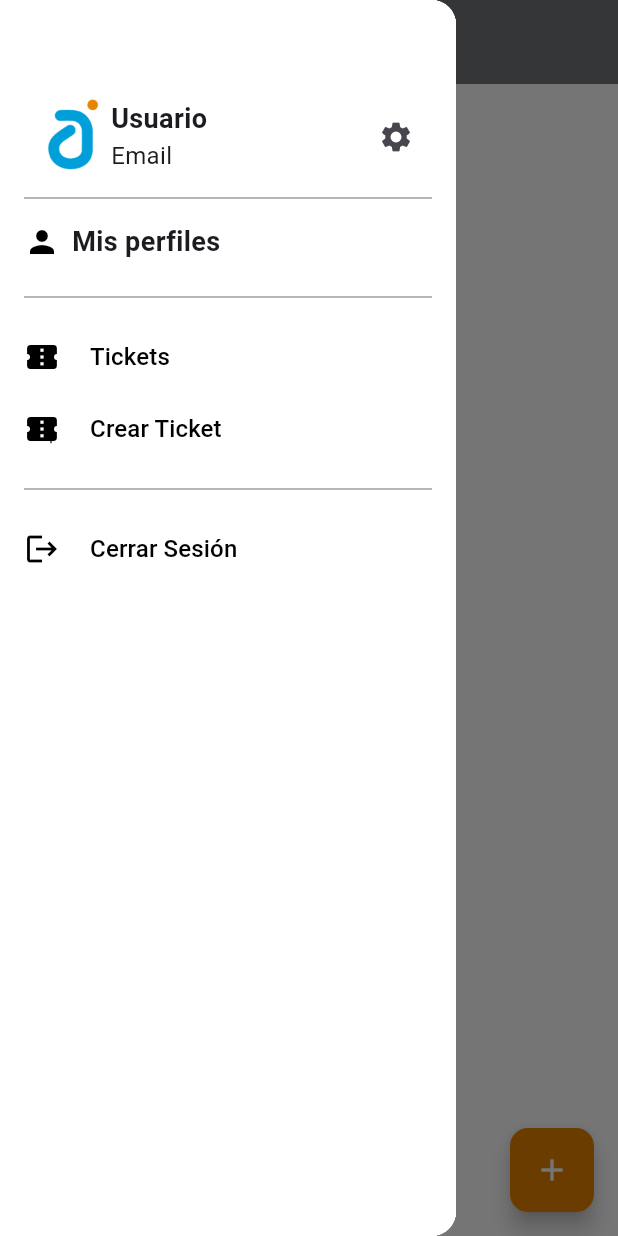
After one commit to rtascon/amagi_app, a Flutter app: the TicketsScreen screen opened directly, after a tap on the "menu" icon, on a phone screen of 412 x 824 dp. The commit adds this screen. Run offline on Flutter 3.47's test engine with Material 3 defaults, Android fonts, the phone set to English and light mode, and no system bars; our stand-ins replace flutter_secure_storage; accounts and stored records are empty; network calls fail.

Commit message:
Se modifico la vista de tickets

```diff
--- /dev/null
+++ b/frontend/amagi_app/lib/controllers/tickets_controller.dart
@@ -0,0 +1,11 @@
+import 'package:flutter/material.dart';
+import '../views/tickets_screen.dart';
+
+class TicketsController {
+  void navigateToTicketsScreen(BuildContext context) {
+    Navigator.push(
+      context,
+      MaterialPageRoute(builder: (context) => TicketsScreen()),
+    );
+  }
+}
--- a/frontend/amagi_app/lib/views/main_menu_screen.dart
+++ b/frontend/amagi_app/lib/views/main_menu_screen.dart
@@ -1,5 +1,6 @@
 import 'package:flutter/material.dart';
 import '../controllers/main_menu_controller.dart';
+import '../controllers/tickets_controller.dart';
 
 class MainMenuScreen extends StatefulWidget {
   @override
@@ -8,6 +9,7 @@ class MainMenuScreen extends StatefulWidget {
 
 class _MainMenuScreenState extends State<MainMenuScreen> {
   final MainMenuController _mainMenuController = MainMenuController();
+  final TicketsController _ticketsController = TicketsController();
   Future<Map<String, String>>? _userNameFuture;
   Future<List<String>>? _perfilesFuture;
   final GlobalKey<ScaffoldState> _scaffoldKey = GlobalKey<ScaffoldState>();
@@ -167,7 +169,7 @@ class _MainMenuScreenState extends State<MainMenuScreen> {
                           SizedBox(width: 8), // Space between icon and text
                           TextButton(
                             onPressed: () {
-                              // Handle button press
+                              _ticketsController.navigateToTicketsScreen(context);
                             },
                             child: Text(
                               'Tickets',
@@ -181,7 +183,16 @@ class _MainMenuScreenState extends State<MainMenuScreen> {
                       ),
                       Row(
                         children: [
-                          Icon(Icons.add_circle, color: Colors.black), // Ticket icon with plus
+                          Stack(
+                            children: [
+                              Icon(Icons.confirmation_number, color: Colors.black, size: 24), // Ticket icon
+                              Positioned(
+                                right: 0,
+                                bottom: 0,
+                                child: Icon(Icons.add, color: Colors.black, size: 12), // Plus icon
+                              ),
+                            ],
+                          ),
                           SizedBox(width: 8), // Space between icon and text
                           TextButton(
                             onPressed: () {
@@ -241,7 +252,7 @@ class _MainMenuScreenState extends State<MainMenuScreen> {
                     height: 112, // Double the default size (56 * 2)
                     child: FloatingActionButton(
                       onPressed: () {
-                        // Handle button press
+                        _ticketsController.navigateToTicketsScreen(context);
                       },
                       backgroundColor: Colors.white,
                       child: Icon(Icons.confirmation_number, color: Colors.black, size: 48), // Ticket icon
--- /dev/null
+++ b/frontend/amagi_app/lib/views/tickets_screen.dart
@@ -0,0 +1,202 @@
+import 'package:flutter/material.dart';
+
+class TicketsScreen extends StatelessWidget {
+  final GlobalKey<ScaffoldState> _scaffoldKey = GlobalKey<ScaffoldState>();
+
+  @override
+  Widget build(BuildContext context) {
+    return Scaffold(
+      key: _scaffoldKey,
+      appBar: AppBar(
+        leading: IconButton(
+          icon: Icon(Icons.menu, color: Colors.white), // Set the icon color to white
+          onPressed: () {
+            _scaffoldKey.currentState?.openDrawer();
+          },
+        ),
+        title: Text(
+          'Servicio GIA',
+          style: TextStyle(
+            color: Colors.white,
+            fontWeight: FontWeight.bold,
+          ),
+        ),
+        backgroundColor: Color(0xFF747678), // Set the background color
+        elevation: 0,
+        centerTitle: true, // Ensure the title is centered
+      ),
+      drawer: Drawer(
+        child: Container(
+          width: MediaQuery.of(context).size.width * 0.75, // 75% of screen width
+          color: Colors.white,
+          child: Column(
+            children: <Widget>[
+              SizedBox(height: 50), // Reduce the space above the image and icon
+              Container(
+                padding: EdgeInsets.all(16.0),
+                child: Column(
+                  children: [
+                    Row(
+                      children: [
+                        Image.asset(
+                          'assets/A logo azul_sin_Digital (1).png', // Replace with your image path
+                          width: 50,
+                          height: 50,
+                        ),
+                        SizedBox(width: 8), // Add some space between the image and the text
+                        Column(
+                          crossAxisAlignment: CrossAxisAlignment.start,
+                          children: [
+                            Text(
+                              'Usuario', // Replace with actual user name
+                              style: TextStyle(
+                                fontWeight: FontWeight.bold,
+                                fontSize: 18, // Make the font size larger
+                              ),
+                            ),
+                            Text(
+                              'Email', // Replace with actual user email
+                              style: TextStyle(
+                                fontSize: 16, // Slightly smaller font size
+                              ),
+                            ),
+                          ],
+                        ),
+                        Spacer(),
+                        IconButton(
+                          icon: Icon(Icons.settings),
+                          onPressed: () {
+                            // Handle settings button tap
+                          },
+                        ),
+                      ],
+                    ),
+                    Padding(
+                      padding: const EdgeInsets.symmetric(vertical: 8.0),
+                      child: Divider(
+                        thickness: 1,
+                        color: Colors.grey,
+                      ),
+                    ),
+                    Row(
+                      children: [
+                        Icon(Icons.person, color: Colors.black), // Profile icon
+                        SizedBox(width: 8), // Space between icon and text
+                        Text(
+                          'Mis perfiles',
+                          style: TextStyle(
+                            fontWeight: FontWeight.bold,
+                            fontSize: 18,
+                          ),
+                        ),
+                      ],
+                    ),
+                    SizedBox(height: 8), // Add space between the title and the profiles
+                    // Add profiles list here
+                    Padding(
+                      padding: const EdgeInsets.symmetric(vertical: 8.0),
+                      child: Divider(
+                        thickness: 1,
+                        color: Colors.grey,
+                      ),
+                    ),
+                    Row(
+                      children: [
+                        Icon(Icons.confirmation_number, color: Colors.black), // Ticket icon
+                        SizedBox(width: 8), // Space between icon and text
+                        TextButton(
+                          onPressed: () {
+                            Navigator.push(
+                              context,
+                              MaterialPageRoute(builder: (context) => TicketsScreen()),
+                            );
+                          },
+                          child: Text(
+                            'Tickets',
+                            style: TextStyle(
+                              color: Colors.black,
+                              fontSize: 16,
+                            ),
+                          ),
+                        ),
+                      ],
+                    ),
+                    Row(
+                      children: [
+                        Stack(
+                          children: [
+                            Icon(Icons.confirmation_number, color: Colors.black, size: 24), // Ticket icon
+                            Positioned(
+                              right: 0,
+                              bottom: 0,
+                              child: Icon(Icons.add, color: Colors.black, size: 12), // Plus icon
+                            ),
+                          ],
+                        ),
+                        SizedBox(width: 8), // Space between icon and text
+                        TextButton(
+                          onPressed: () {
+                            // Handle button press
+                          },
+                          child: Text(
+                            'Crear Ticket',
+                            style: TextStyle(
+                              color: Colors.black,
+                              fontSize: 16,
+                            ),
+                          ),
+                        ),
+                      ],
+                    ),
+                    Padding(
+                      padding: const EdgeInsets.symmetric(vertical: 8.0),
+                      child: Divider(
+                        thickness: 1,
+                        color: Colors.grey,
+                      ),
+                    ),
+                    Row(
+                      children: [
+                        Icon(Icons.logout, color: Colors.black),
+                        SizedBox(width: 8), // Space between icon and text
+                        TextButton(
+                          onPressed: () {
+                            // Handle logout
+                          },
+                          child: Text(
+                            'Cerrar Sesión',
+                            style: TextStyle(
+                              color: Colors.black,
+                              fontSize: 16,
+                            ),
+                          ),
+                        ),
+                      ],
+                    ),
+                  ],
+                ),
+              ),
+            ],
+          ),
+        ),
+      ),
+      body: Container(
+        color: Colors.white, // Set the background color to white
+        child: Center(
+          child: Text('Lista de Tickets'), // Placeholder for the list of tickets
+        ),
+      ),
+      floatingActionButton: FloatingActionButton(
+        onPressed: () {
+          // Handle button press
+        },
+        backgroundColor: Color(0xFFE98300),
+        shape: RoundedRectangleBorder(
+          borderRadius: BorderRadius.circular(12.0),
+        ),
+        child: Icon(Icons.add, color: Colors.white),
+      ),
+      floatingActionButtonLocation: FloatingActionButtonLocation.endFloat,
+    );
+  }
+}
```
